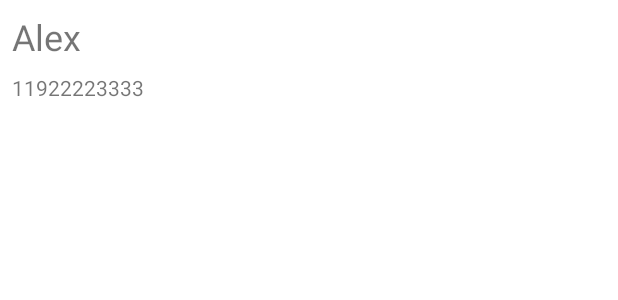
After one commit to stefanopaulo/app-de-agenda-android, an Android app: the layout item_aluno.xml on its own in the app's theme, with its tools: preview values and no code run, on a phone screen of 412 x 824 dp. The commit adds this screen. Shown: the top 300 px of the screen. Run offline under Robolectric (Android 15) with nearby library versions, the phone set to English and light mode, and no system bars.

Commit message:
personalizando layout do aluno

```diff
--- a/app/src/main/java/com/app/agenda/model/Aluno.java
+++ b/app/src/main/java/com/app/agenda/model/Aluno.java
@@ -55,7 +55,7 @@ public class Aluno implements Serializable {
     @NonNull
     @Override
     public String toString() {
-        return nome;
+        return nome + " - " + telefone;
     }
 
     public boolean temIdValido() {
--- a/app/src/main/java/com/app/agenda/ui/activity/ListaAlunosActivity.java
+++ b/app/src/main/java/com/app/agenda/ui/activity/ListaAlunosActivity.java
@@ -112,7 +112,7 @@ public class ListaAlunosActivity extends AppCompatActivity {
     private void configuraAdapter(ListView listaDeAlunos) {
         adapter = new ArrayAdapter<>(
                 this,
-                android.R.layout.simple_list_item_1);
+                R.layout.item_aluno);
         listaDeAlunos.setAdapter(adapter);
     }
 }
--- /dev/null
+++ b/app/src/main/res/layout/item_aluno.xml
@@ -0,0 +1,23 @@
+<?xml version="1.0" encoding="utf-8"?>
+<LinearLayout xmlns:android="http://schemas.android.com/apk/res/android"
+    xmlns:tools="http://schemas.android.com/tools"
+    android:orientation="vertical" android:layout_width="match_parent"
+    android:layout_height="match_parent">
+
+    <TextView
+        android:id="@+id/item_aluno_nome"
+        android:layout_width="match_parent"
+        android:layout_height="wrap_content"
+        android:textSize="24sp"
+        android:layout_margin="8dp"
+        tools:text="Alex"/>
+
+    <TextView
+        android:id="@+id/item_aluno_telefone"
+        android:layout_width="match_parent"
+        android:layout_height="wrap_content"
+        android:layout_marginStart="8dp"
+        android:layout_marginEnd="8dp"
+        tools:text="11922223333"/>
+
+</LinearLayout>
```
